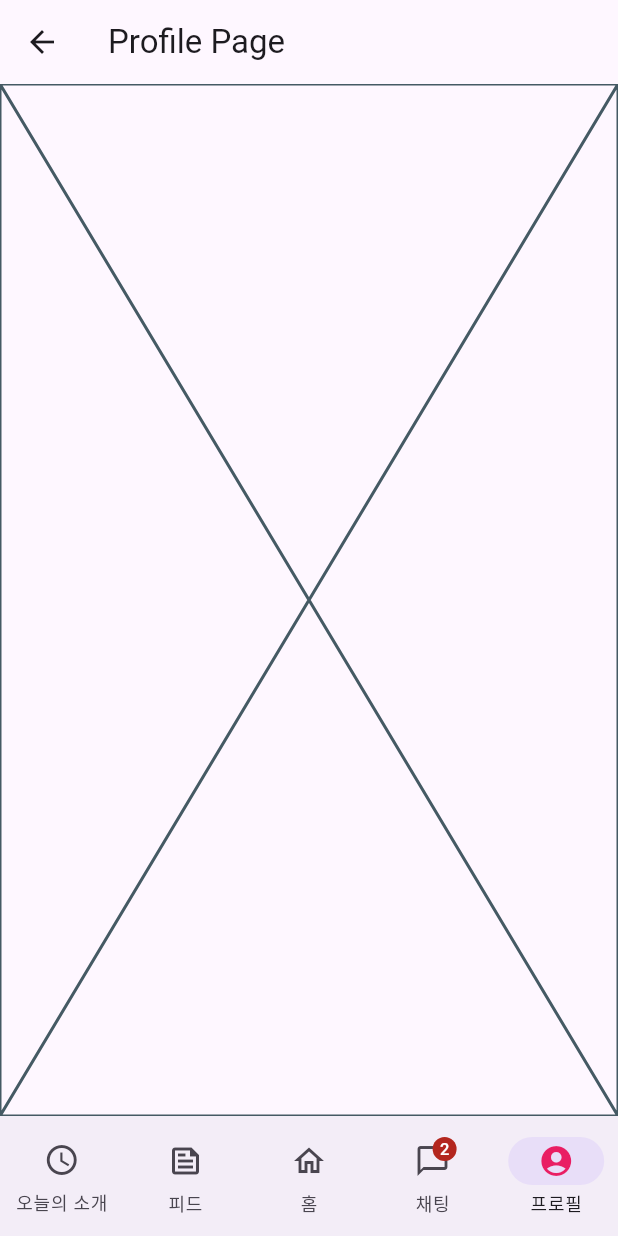
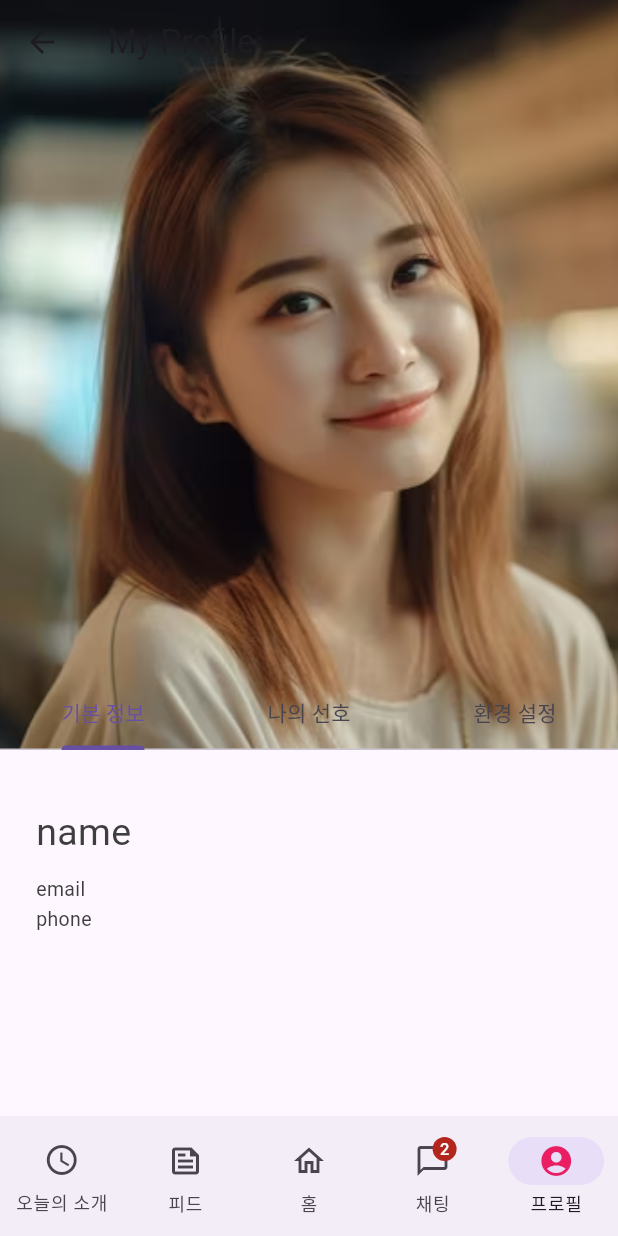
Before and after one commit to MoappFinalTeamProject/MoappTeamProject, a Flutter app: the NavigationPage screen opened directly, item 5 of the bottom bar chosen, on a phone screen of 412 x 824 dp. Run offline on Flutter 3.47's test engine with Material 2 defaults, Android fonts, the phone set to English and light mode, and no system bars; our stand-ins replace cloud_firestore, firebase_auth, firebase_core, google_sign_in; missing offline and left inert: dart:ffi; accounts and stored records are empty.

Commit message:
[feat] my page first upload

```diff
--- a/lib/pages/navigation.dart
+++ b/lib/pages/navigation.dart
@@ -3,7 +3,7 @@ import 'package:flutter/material.dart';
 import 'package:moapp_team_project/pages/chat_page/chat_room_list_page.dart';
 import 'package:moapp_team_project/pages/feed_page/feed_page.dart';
 import 'package:moapp_team_project/pages/home_page/home.dart';
-import 'package:moapp_team_project/pages/profile_page/profile.dart';
+import 'package:moapp_team_project/pages/profile_page/profile_list_page.dart';
 import 'package:moapp_team_project/pages/today_date_page/today_date.dart';
 
 class NavigationPage extends StatefulWidget {
@@ -69,7 +69,7 @@ class _NavigationPageState extends State<NavigationPage> {
         const MyFeedPage(),
         const MyHomePage(),
         const MyChatRoomListPage(),
-        const ProfilePage(),
+        const ProfileListPage(),
       ][currentPageIndex],
     );
   }
--- /dev/null
+++ b/lib/pages/profile_page/my_information.dart
@@ -0,0 +1,71 @@
+import 'package:flutter/material.dart';
+
+class MyInformation extends StatelessWidget {
+  const MyInformation({super.key});
+
+  //get data => null;
+
+  @override
+  Widget build(BuildContext context) {
+    return const Padding(
+      padding: EdgeInsets.symmetric(vertical: 8.0),
+      child: Column(
+        children: [
+          Padding(
+            padding: EdgeInsets.all(24),
+            child: Column(
+              children: [
+                Row(
+                  mainAxisAlignment: MainAxisAlignment.spaceBetween,
+                  children: [
+                    Column(
+                      crossAxisAlignment: CrossAxisAlignment.start,
+                      children: [
+                        SizedBox(
+                          height: 5,
+                        ),
+                        Text(
+                          'name',
+                          style: TextStyle(
+                            color: Color(0xff3E3E3E),
+                            fontSize: 25,
+                            fontWeight: FontWeight.w400,
+                          ),
+                        ),
+                        SizedBox(
+                          height: 10,
+                        ),
+                        Text(
+                          'email',
+                          style: TextStyle(
+                            color: Color(0xff3E3E3E),
+                            fontSize: 13,
+                            fontWeight: FontWeight.w400,
+                          ),
+                        ),
+                        SizedBox(
+                          height: 1,
+                        ),
+                        Text(
+                          'phone',
+                          style: TextStyle(
+                            color: Color(0xff3E3E3E),
+                            fontSize: 13,
+                            fontWeight: FontWeight.w400,
+                          ),
+                        ),
+                        SizedBox(
+                          height: 1,
+                        ),
+                      ],
+                    ),
+                  ],
+                ),
+              ],
+            ),
+          ),
+        ],
+      ),
+    );
+  }
+}
--- a/lib/pages/profile_page/profile.dart
+++ /dev/null
@@ -1,15 +0,0 @@
-import 'package:flutter/material.dart';
-
-class ProfilePage extends StatelessWidget {
-  const ProfilePage({Key? key}) : super(key: key);
-
-  @override
-  Widget build(BuildContext context) {
-    return Scaffold(
-      appBar: AppBar(
-        title: Text("Profile Page"),
-      ),
-      body: Placeholder(),
-    );
-  }
-}
--- /dev/null
+++ b/lib/pages/profile_page/profile_list_page.dart
@@ -0,0 +1,71 @@
+import 'package:flutter/material.dart';
+import 'package:moapp_team_project/pages/profile_page/hgu_balance.dart';
+import 'package:moapp_team_project/pages/profile_page/my_information.dart';
+import 'package:moapp_team_project/pages/profile_page/my_preference.dart';
+
+class ProfileListPage extends StatefulWidget {
+  const ProfileListPage({super.key});
+
+  @override
+  State<ProfileListPage> createState() => _ProfileListPageState();
+}
+
+class _ProfileListPageState extends State<ProfileListPage>
+    with TickerProviderStateMixin {
+  late TabController myTabController;
+
+  @override
+  void initState() {
+    super.initState();
+    myTabController = TabController(length: 3, vsync: this, initialIndex: 0);
+  }
+
+  @override
+  void dispose() {
+    myTabController.dispose();
+    super.dispose();
+  }
+
+  final List<Tab> myTabs = <Tab>[
+    const Tab(text: '기본 정보'),
+    const Tab(text: '나의 선호'),
+    const Tab(text: '환경 설정'),
+  ];
+
+  @override
+  Widget build(BuildContext context) {
+    return Scaffold(
+      body: NestedScrollView(
+        headerSliverBuilder: (BuildContext context, bool innerBoxIsScrolled) {
+          return <Widget>[
+            SliverAppBar(
+              title: Text('My Profile'),
+              expandedHeight: 500.0,
+              floating: false,
+              pinned: true,
+              flexibleSpace: FlexibleSpaceBar(
+                centerTitle: true,
+                background: Image.asset(
+                  'assets/images/profile1.png',
+                  fit: BoxFit.cover,
+                ),
+              ),
+              bottom: TabBar(
+                controller: myTabController,
+                tabs: myTabs,
+              ),
+            )
+          ];
+        },
+        body: TabBarView(
+          controller: myTabController,
+          children: const [
+            MyInformation(),
+            MyPreference(),
+            HGUBalance(),
+          ],
+        ),
+      ),
+    );
+  }
+}
--- a/pubspec.yaml
+++ b/pubspec.yaml
@@ -22,4 +22,5 @@ dev_dependencies:
 
 flutter:
   uses-material-design: true
-  # assets:
+  assets:
+    - assets/images/profile1.png
```
Also changed, not shown: lib/pages/profile_page/hgu_balance.dart (added, +91 -0 lines), lib/pages/profile_page/matching_onboarding.dart (added, +10 -0 lines), lib/pages/profile_page/my_preference.dart (added, +92 -0 lines), lib/pages/profile_page/reprot_bug.dart (added, +118 -0 lines), assets/images/profile1.png (added).
